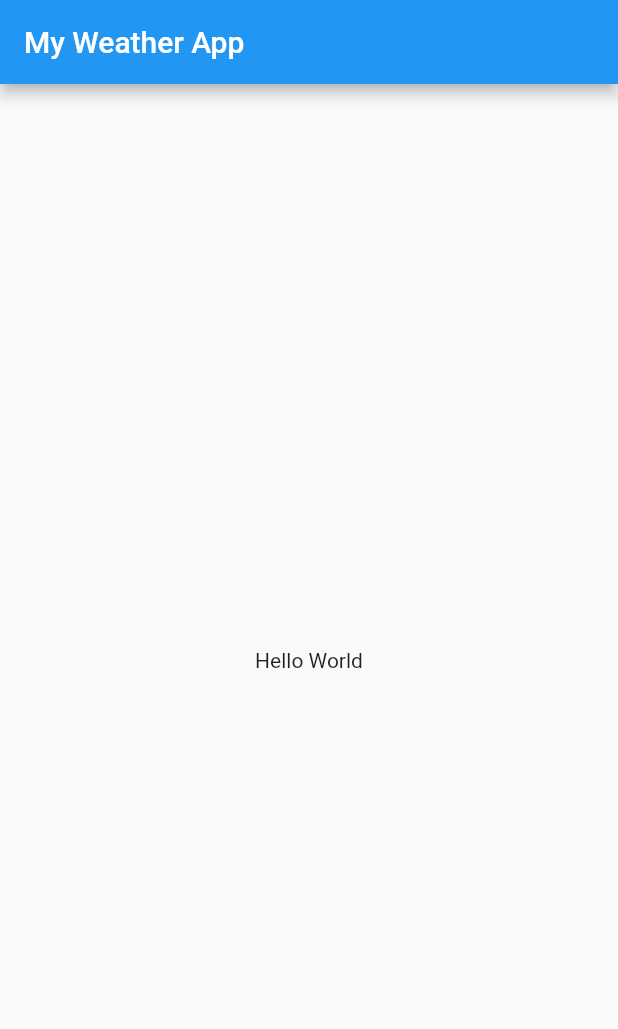
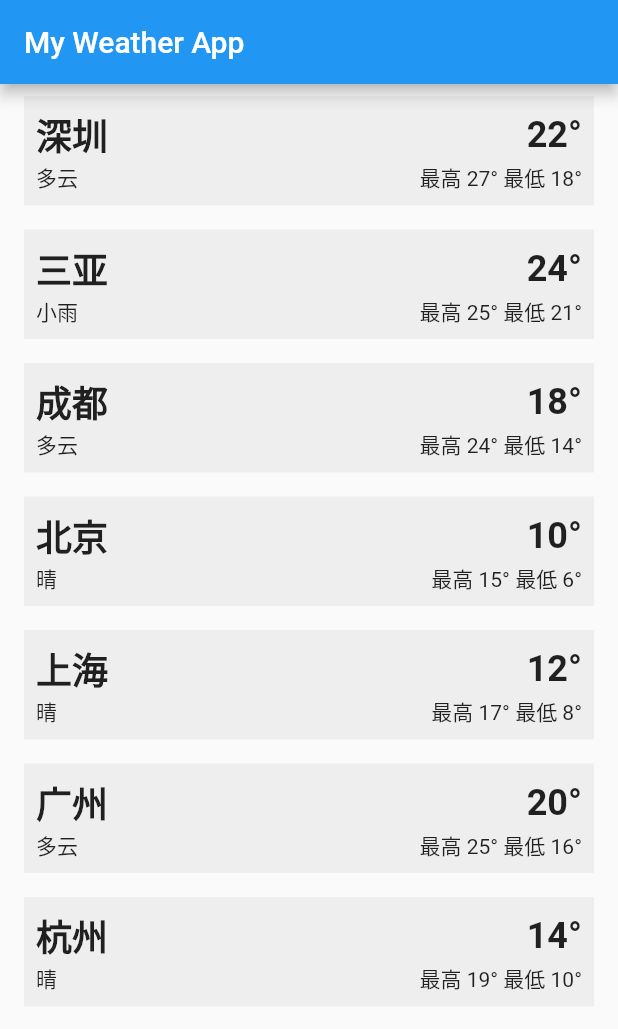
Before and after one commit to SCIEDEV/FlutterMWA, a Flutter app: the screen it shows after launch, on a phone screen of 412 x 824 dp. Shown: the top 1029 px of the screen. Run offline on Flutter 3.47's test engine with Material 2 defaults, Android fonts, the phone set to English and light mode, and no system bars.

Commit message:
Day 1: simple layout

```diff
--- a/lib/main.dart
+++ b/lib/main.dart
@@ -25,8 +25,46 @@ class MyApp extends StatelessWidget {
         appBar: AppBar(
           title: const Text('My Weather App'),
         ),
-        body: const Center(
-          child: Text('Hello World'),
+        body: Center(
+          child: Column(
+            children: [
+              ...[
+                for (var weather in weathers)
+                  Container(
+                      margin: const EdgeInsets.symmetric(
+                          vertical: 8, horizontal: 16),
+                      padding: const EdgeInsets.all(8),
+                      color: Colors.grey.shade200,
+                      child: Column(
+                        mainAxisAlignment: MainAxisAlignment.center,
+                        mainAxisSize: MainAxisSize.min,
+                        children: [
+                          Row(
+                            mainAxisAlignment: MainAxisAlignment.spaceBetween,
+                            children: [
+                              Text(weather['city'],
+                                  style: const TextStyle(
+                                      fontSize: 24,
+                                      fontWeight: FontWeight.bold)),
+                              Text('${weather['temp']}°',
+                                  style: const TextStyle(
+                                      fontSize: 24,
+                                      fontWeight: FontWeight.bold)),
+                            ],
+                          ),
+                          Row(
+                            mainAxisAlignment: MainAxisAlignment.spaceBetween,
+                            children: [
+                              Text(weather['weather']),
+                              Text(
+                                  '最高 ${weather['high']}° 最低 ${weather['low']}°'),
+                            ],
+                          ),
+                        ],
+                      )),
+              ],
+            ],
+          ),
         ),
       ),
     );
```
